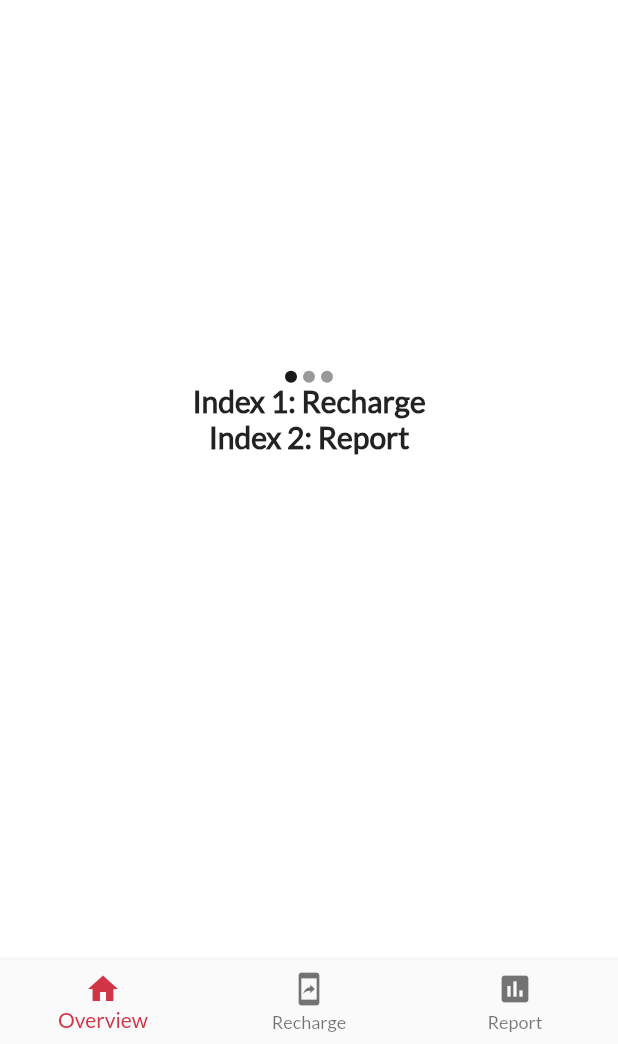
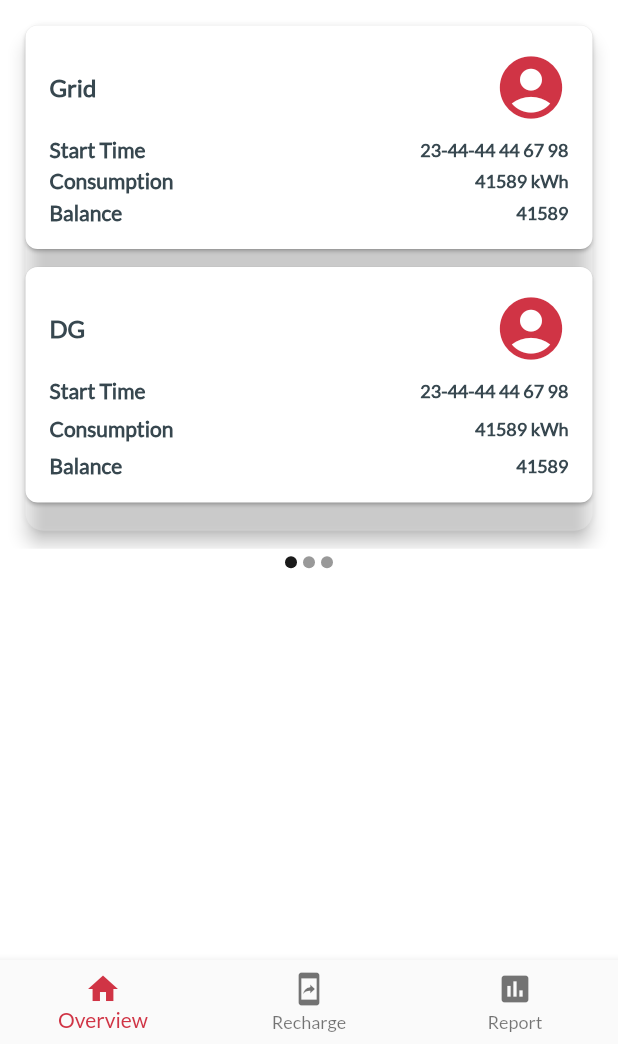
Before and after one commit to Sourav992v/multipoint_xenius, a Flutter app: the Home screen opened by its route, on a phone screen of 412 x 824 dp, the part 192-1236 px from its top. Run offline on Flutter 3.47's test engine with Material 2 defaults, Android fonts, the phone set to English and light mode, and no system bars; drawn by our look-alikes of carousel_slider; our stand-ins replace connectivity, get_it.

Commit message:
Implement PageView in Overview

```diff
--- a/lib/main.dart
+++ b/lib/main.dart
@@ -1,9 +1,6 @@
 import 'package:flutter/material.dart';
 import 'package:mutipoint_xenius/constants.dart';
 import 'package:mutipoint_xenius/locator.dart';
-import 'package:mutipoint_xenius/ui/view/home/components/overview_balance_card_layout.dart';
-import 'package:mutipoint_xenius/ui/view/home/components/today_consumption.dart';
-import 'package:mutipoint_xenius/ui/widget.dart';
 
 import 'ui/view/home/components/month_consumption.dart';
 import 'ui/view/home/home.dart';
@@ -25,7 +22,7 @@ class MultipointXeniusApp extends StatelessWidget {
         fontFamily: 'Lato',
         scaffoldBackgroundColor: Colors.white,
       ),
-      initialRoute: MonthConsumtion.id,
+      initialRoute: Home.id,
       routes: {
         LoginView.id: (context) => LoginView(),
         Home.id: (context) => Home(),
--- a/lib/ui/view/home/components/overview_balance_card_layout.dart
+++ b/lib/ui/view/home/components/overview_balance_card_layout.dart
@@ -6,17 +6,19 @@ class OverviewBalance extends StatelessWidget {
   @override
   Widget build(BuildContext context) {
     return Container(
-      height: 400.0,
       child: Card(
         shape: RoundedRectangleBorder(
           borderRadius: BorderRadius.circular(12.0),
         ),
-        margin: EdgeInsets.all(16.0),
+        margin: EdgeInsets.all(12.0),
         color: Colors.white24,
         elevation: 5.0,
         child: Column(
           children: [
             GridBalanceCard(),
+            SizedBox(
+              height: 8.0,
+            ),
             DGBalanceCard(),
           ],
         ),
@@ -26,17 +28,13 @@ class OverviewBalance extends StatelessWidget {
 }
 
 class GridBalanceCard extends StatelessWidget {
-  const GridBalanceCard({
-    Key key,
-  }) : super(key: key);
-
   @override
   Widget build(BuildContext context) {
     return Card(
       shape: RoundedRectangleBorder(
         borderRadius: BorderRadius.circular(8.0),
       ),
-      margin: EdgeInsets.only(top: 8.0, bottom: 4.0, left: 0.0, right: 0.0),
+      margin: EdgeInsets.only(top: 0.0, bottom: 4.0, left: 0.0, right: 0.0),
       color: Colors.white,
       clipBehavior: Clip.antiAlias,
       child: Padding(
--- /dev/null
+++ b/lib/ui/view/home/components/page_view_overview.dart
@@ -0,0 +1,84 @@
+import 'package:carousel_slider/carousel_slider.dart';
+import 'package:flutter/material.dart';
+import 'package:mutipoint_xenius/business_logic/viewmodels/login_model.dart';
+import 'package:mutipoint_xenius/locator.dart';
+import 'package:mutipoint_xenius/ui/view/home/components/overview_balance_card_layout.dart';
+import 'package:provider/provider.dart';
+
+import 'month_consumption.dart';
+import 'today_consumption.dart';
+
+List<Widget> layoutList = [
+  OverviewBalance(),
+  TodayConsumption(),
+  MonthConsumtion()
+];
+
+class PageViewBalance extends StatefulWidget {
+  @override
+  _PageViewState createState() => _PageViewState();
+}
+
+class _PageViewState extends State<PageViewBalance> {
+  int _current = 0;
+
+  final List<Widget> imageSliders = layoutList
+      .map(
+        (item) => Container(
+          margin: EdgeInsets.all(5.0),
+          child: ClipRRect(
+              borderRadius: BorderRadius.all(Radius.circular(5.0)),
+              child: item),
+        ),
+      )
+      .toList();
+  @override
+  Widget build(BuildContext context) {
+    return ChangeNotifierProvider<LoginModel>(
+      create: (context) => locator<LoginModel>(),
+      child: Consumer<LoginModel>(
+        builder: (context, model, child) => Container(
+          child: SingleChildScrollView(
+            child: Column(
+              children: [
+                CarouselSlider(
+                  items: imageSliders,
+                  options: CarouselOptions(
+                    autoPlay: true,
+                    height: MediaQuery.of(context).size.height * 0.45,
+                    viewportFraction: 1,
+                    enlargeCenterPage: false,
+                    pauseAutoPlayOnTouch: true,
+                    onPageChanged: (index, reason) {
+                      setState(() {
+                        _current = index;
+                      });
+                    },
+                  ),
+                ),
+                Row(
+                  mainAxisAlignment: MainAxisAlignment.center,
+                  children: layoutList.map((url) {
+                    int index = layoutList.indexOf(url);
+                    return Container(
+                      width: 8.0,
+                      height: 8.0,
+                      margin:
+                          EdgeInsets.symmetric(vertical: 0, horizontal: 2.0),
+                      decoration: BoxDecoration(
+                        shape: BoxShape.circle,
+                        color: _current == index
+                            ? Color.fromRGBO(0, 0, 0, 0.9)
+                            : Color.fromRGBO(0, 0, 0, 0.4),
+                      ),
+                    );
+                  }).toList(),
+                ),
+              ],
+            ),
+          ),
+        ),
+      ),
+    );
+  }
+}
--- a/lib/ui/view/home/home.dart
+++ b/lib/ui/view/home/home.dart
@@ -1,16 +1,7 @@
-import 'package:carousel_slider/carousel_slider.dart';
 import 'package:flutter/material.dart';
 import 'package:mutipoint_xenius/constants.dart';
 import 'package:mutipoint_xenius/ui/view/home/components/collapsing_toolbar.dart';
-import 'package:mutipoint_xenius/ui/view/home/components/month_consumption.dart';
-import 'package:mutipoint_xenius/ui/view/home/components/overview_balance_card_layout.dart';
-import 'package:mutipoint_xenius/ui/view/home/components/today_consumption.dart';
-
-List<Widget> layoutList = [
-  OverviewBalance(),
-  TodayConsumption(),
-  MonthConsumtion()
-];
+import 'package:mutipoint_xenius/ui/view/home/components/page_view_overview.dart';
 
 class Home extends StatefulWidget {
   static const String id = 'home';
@@ -25,7 +16,7 @@ class _HomeState extends State<Home> {
   static const TextStyle optionStyle =
       TextStyle(fontSize: 20, fontWeight: FontWeight.bold);
   final List<Widget> _widgetOption = [
-    PageView(optionStyle: optionStyle),
+    PageViewBalance(),
     Text(
       'Index 1: Recharge',
       style: optionStyle,
@@ -78,83 +69,3 @@ class _HomeState extends State<Home> {
     );
   }
 }
-
-class PageView extends StatefulWidget {
-  const PageView({
-    Key key,
-    @required this.optionStyle,
-  }) : super(key: key);
-
-  final TextStyle optionStyle;
-
-  @override
-  _PageViewState createState() => _PageViewState();
-}
-
-class _PageViewState extends State<PageView> {
-  int _current = 0;
-
-  final List<Widget> imageSliders = layoutList
-      .map(
-        (item) => Container(
-          child: Container(
-            margin: EdgeInsets.all(5.0),
-            child: ClipRRect(
-              borderRadius: BorderRadius.all(Radius.circular(5.0)),
-            ),
-          ),
-        ),
-      )
-      .toList();
-  @override
-  Widget build(BuildContext context) {
-    return Container(
-      child: SingleChildScrollView(
-        child: Column(
-          children: [
-            CarouselSlider(
-              items: imageSliders,
-              options: CarouselOptions(
-                autoPlay: true,
-                height: MediaQuery.of(context).size.height * 0.3,
-                viewportFraction: 1,
-                enlargeCenterPage: false,
-                pauseAutoPlayOnTouch: true,
-                onPageChanged: (index, reason) {
-                  setState(() {
-                    _current = index;
-                  });
-                },
-              ),
-            ),
-            Row(
-              mainAxisAlignment: MainAxisAlignment.center,
-              children: layoutList.map((url) {
-                int index = layoutList.indexOf(url);
-                return Container(
-                  width: 8.0,
-                  height: 8.0,
-                  margin: EdgeInsets.symmetric(vertical: 0, horizontal: 2.0),
-                  decoration: BoxDecoration(
-                    shape: BoxShape.circle,
-                    color: _current == index
-                        ? Color.fromRGBO(0, 0, 0, 0.9)
-                        : Color.fromRGBO(0, 0, 0, 0.4),
-                  ),
-                );
-              }).toList(),
-            ),
-            Text(
-              'Index 1: Recharge',
-              style: widget.optionStyle,
-            ),
-            Text(
-              'Index 2: Report',
-              style: widget.optionStyle,
-            ),
-          ],
-        ),
-      ),
-    );
-  }
-}
```
Also changed, not shown: lib/ui/view/home/components/month_consumption.dart (+16 -23 lines), lib/ui/view/home/components/today_consumption.dart (+14 -21 lines), lib/ui/widget.dart (deleted, +0 -61 lines).
